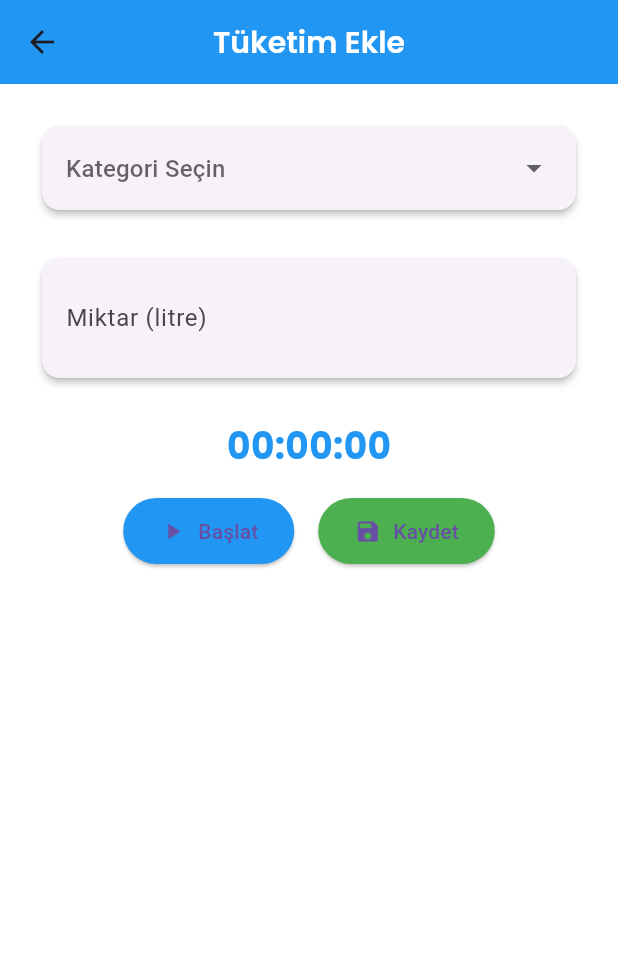
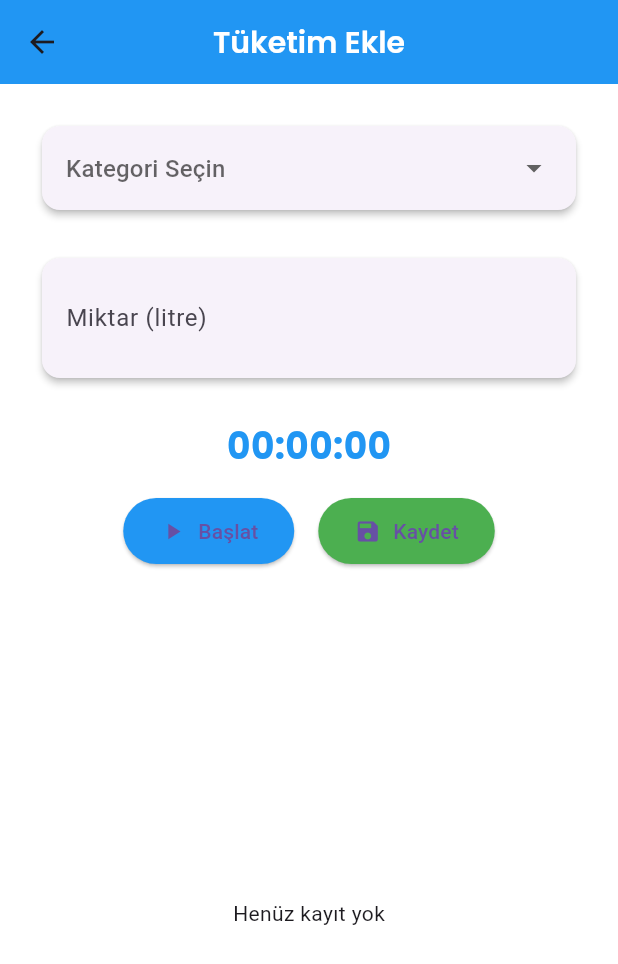
Before and after one commit to mervgundgn/WaterMind, a Flutter app: the AddConsumptionPage screen opened by its route, on a phone screen of 412 x 824 dp. Shown: the top 964 px of the screen. Run offline on Flutter 3.47's test engine with Material 3 defaults, Android fonts, the phone set to English and light mode, and no system bars; our stand-ins replace cloud_firestore, firebase_auth, firebase_core, fl_chart, google_fonts; accounts and stored records are empty.

Commit message:
Son düzenlemeler yapıldı

```diff
--- a/lib/add_consumption_page.dart
+++ b/lib/add_consumption_page.dart
@@ -24,7 +24,7 @@ class _AddConsumptionPageState extends State<AddConsumptionPage> {
   final FirebaseFirestore _firestore = FirebaseFirestore.instance;
 
   Map<String, double> userGoals = {};
-  List<Map<String, dynamic>> addedConsumptions = []; // eklenenleri tutacak
+  List<Map<String, dynamic>> addedConsumptions = [];
 
   final Map<String, String> categoryIcons = {
     "İçme Suyu": "assets/icons/cat_drinking_water.png",
@@ -83,7 +83,7 @@ class _AddConsumptionPageState extends State<AddConsumptionPage> {
     _timer = Timer.periodic(const Duration(seconds: 1), (_) {
       setState(() {
         timerSeconds = _stopwatch.elapsed.inSeconds;
-        final autoAmount = timerSeconds * 0.2; // örnek: 1s = 0.2 L
+        final autoAmount = timerSeconds * 0.2;
         _amountController.text = autoAmount.toStringAsFixed(1);
       });
     });
@@ -143,7 +143,6 @@ class _AddConsumptionPageState extends State<AddConsumptionPage> {
         _firestore.collection(FirestoreConstants.usersCollection).doc(user.uid);
 
     try {
-      // 1️⃣ Consumption History kaydı
       await _firestore
           .collection(FirestoreConstants.consumptionHistoryCollection)
           .add({
@@ -154,7 +153,6 @@ class _AddConsumptionPageState extends State<AddConsumptionPage> {
         "timestamp": Timestamp.now(),
       });
 
-      // 2️⃣ Günlük tüketimi güncelle
       final snapshot = await userDoc.get();
       double currentDailyConsumption = 0;
 
@@ -174,7 +172,6 @@ class _AddConsumptionPageState extends State<AddConsumptionPage> {
         const SnackBar(content: Text("Tüketim kaydedildi ✅")),
       );
 
-      // Listeye ekle
       setState(() {
         addedConsumptions.add({
           "category": selectedCategory!,
@@ -210,10 +207,7 @@ class _AddConsumptionPageState extends State<AddConsumptionPage> {
             style: AppTextStyles.headline2.copyWith(color: Colors.white)),
         backgroundColor: AppColors.primaryBlue,
       ),
-      body: Column(
-        children: [
-          Expanded(
-            child: Padding(
+      body: Padding(
         padding: const EdgeInsets.all(AppSpacing.large),
         child: Column(
           crossAxisAlignment: CrossAxisAlignment.start,
@@ -227,8 +221,7 @@ class _AddConsumptionPageState extends State<AddConsumptionPage> {
                 padding: const EdgeInsets.all(AppSpacing.medium),
                 child: DropdownButtonFormField<String>(
                   value: selectedCategory,
-                        decoration:
-                            const InputDecoration.collapsed(hintText: ""),
+                  decoration: const InputDecoration.collapsed(hintText: ""),
                   items: categoryIcons.keys.map((category) {
                     return DropdownMenuItem(
                       value: category,
@@ -249,8 +242,7 @@ class _AddConsumptionPageState extends State<AddConsumptionPage> {
                       ),
                     );
                   }).toList(),
-                        onChanged: (val) =>
-                            setState(() => selectedCategory = val),
+                  onChanged: (val) => setState(() => selectedCategory = val),
                   hint: const Text("Kategori Seçin"),
                 ),
               ),
@@ -266,8 +258,8 @@ class _AddConsumptionPageState extends State<AddConsumptionPage> {
                 padding: const EdgeInsets.all(AppSpacing.medium),
                 child: TextField(
                   controller: _amountController,
-                        keyboardType: const TextInputType.numberWithOptions(
-                            decimal: true),
+                  keyboardType:
+                      const TextInputType.numberWithOptions(decimal: true),
                   decoration: const InputDecoration(
                     border: InputBorder.none,
                     hintText: "Miktar (litre)",
@@ -278,7 +270,7 @@ class _AddConsumptionPageState extends State<AddConsumptionPage> {
             ),
             const SizedBox(height: AppSpacing.large),
 
-                  // Timer ve butonlar
+            // Timer + butonlar
             Center(
               child: Column(
                 children: [
@@ -292,11 +284,9 @@ class _AddConsumptionPageState extends State<AddConsumptionPage> {
                     mainAxisAlignment: MainAxisAlignment.center,
                     children: [
                       ElevatedButton.icon(
-                              onPressed:
-                                  isTimerRunning ? _pauseTimer : _startTimer,
-                              icon: Icon(isTimerRunning
-                                  ? Icons.pause
-                                  : Icons.play_arrow),
+                        onPressed: isTimerRunning ? _pauseTimer : _startTimer,
+                        icon: Icon(
+                            isTimerRunning ? Icons.pause : Icons.play_arrow),
                         label: Text(isTimerRunning ? "Durdur" : "Başlat"),
                         style: ElevatedButton.styleFrom(
                           backgroundColor: AppColors.primaryBlue,
@@ -318,8 +308,6 @@ class _AddConsumptionPageState extends State<AddConsumptionPage> {
                     ],
                   ),
                   const SizedBox(height: AppSpacing.medium),
-
-                        // Hedef geri bildirimi
                   if (selectedCategory != null)
                     Container(
                       width: double.infinity,
@@ -338,26 +326,28 @@ class _AddConsumptionPageState extends State<AddConsumptionPage> {
                 ],
               ),
             ),
-                ],
-              ),
-            ),
-          ),
+            const SizedBox(height: AppSpacing.large),
 
-          // Eklenenler listesi
-          if (addedConsumptions.isNotEmpty)
-            Container(
-              height: 200,
-              color: AppColors.backgroundLight,
-              child: ListView.builder(
+            // 📌 Listeyi buraya aldım, butonlardan hemen sonra geliyor
+            Expanded(
+              child: addedConsumptions.isEmpty
+                  ? const Center(
+                      child: Text("Henüz kayıt yok"),
+                    )
+                  : ListView.builder(
                       itemCount: addedConsumptions.length,
                       itemBuilder: (context, index) {
                         final item = addedConsumptions[index];
+                        final amount =
+                            (item['amount'] is num) ? item['amount'] : 0.0;
                         return Card(
-                    margin:
-                        const EdgeInsets.symmetric(vertical: 4, horizontal: 8),
+                          margin: const EdgeInsets.symmetric(
+                              vertical: 6, horizontal: 4),
                           child: ListTile(
-                      title: Text(
-                          "${item['category']} - ${item['amount'].toStringAsFixed(1)} L"),
+                            leading: const Icon(Icons.water_drop,
+                                color: AppColors.primaryBlue),
+                            title: Text("${item['category']}"),
+                            subtitle: Text("${amount.toString()} L"),
                             trailing: IconButton(
                               icon: const Icon(Icons.delete,
                                   color: AppColors.warningOrange),
@@ -370,6 +360,7 @@ class _AddConsumptionPageState extends State<AddConsumptionPage> {
             ),
           ],
         ),
+      ),
     );
   }
 }
--- a/lib/home_page.dart
+++ b/lib/home_page.dart
@@ -83,7 +83,8 @@ class _HomePageState extends State<HomePage>
           }
 
           String fishImage = "assets/images/home_fish_normal.png";
-          String fishMessage = "Hadi su tüketimini artır! 🚰 ";
+          String fishMessage =
+              "Kontrollü şekilde su tüketimine devam edebilirsin! 🚰 ";
           Color bubbleColor = AppColors.accentTeal;
 
           if (waterLevel > 0.8) {
@@ -93,7 +94,8 @@ class _HomePageState extends State<HomePage>
             bubbleColor = AppColors.accentTeal;
           } else if (waterLevel < 0.3) {
             fishImage = "assets/images/home_fish_sad_thinking.png";
-            fishMessage = "Bugün biraz daha su tasarrufuna dikkat et 💧";
+            fishMessage =
+                "Bugün biraz daha su tasarrufuna dikkat etmelisin! Hedef günlük tüketimini aştın 💧";
             bubbleColor = AppColors.warningOrange;
           }
 
```
Also changed, not shown: watermind.gif (added). Lines whose indentation alone changed are shown as unchanged.
